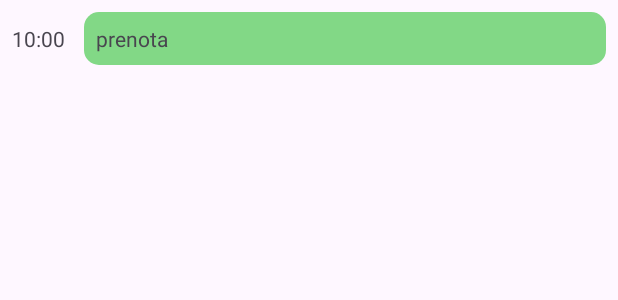
After one commit to Skeitt/DocDoc, an Android app: the layout item_list_booking.xml on its own in the app's theme, with its tools: preview values and no code run, on a phone screen of 412 x 824 dp. The commit adds this screen. Shown: the top 300 px of the screen. Run offline under Robolectric (Android 15) with nearby library versions, the phone set to English and light mode, and no system bars.

Commit message:
main activity slot prenotazioni

```diff
--- a/app/src/main/java/com/example/docdoc/model/Prenotazione.kt
+++ b/app/src/main/java/com/example/docdoc/model/Prenotazione.kt
@@ -1,8 +1,13 @@
 package com.example.docdoc.model
 
+/**
+ * @param data indica la data della prenotazione nel formato YY-MM-DD
+ */
 data class Prenotazione(
     val pid: String? = null,
     var uidPaziente: String? = null,
+    var nomePaziente: String? = null,
+    var cognomePaziente: String? = null,
     var data: String? = null,
     var orario: String? = null,
     var descrizione: String? = null,
--- a/app/src/main/java/com/example/docdoc/model/Utente.kt
+++ b/app/src/main/java/com/example/docdoc/model/Utente.kt
@@ -1,5 +1,8 @@
 package com.example.docdoc.model
 
+/**
+ * @param dataDiNascita indica la data di nascita dell'utente nel formato YY-MM-DD
+ */
 data class Utente(
     var uid: String? = null,
     var nome: String? = null,
@@ -9,7 +12,7 @@ data class Utente(
     var codiceFiscale: String? = null,
     var dataDiNascita: String? = null,
     var numDiTelefono: String? = null,
-    var ruolo: String? = null,
+    var medico: Boolean? = null,
     var indirizzo: String? = null, // per il medico è dell'ambulatorio e per il paziente di residenza
 
     // solo paziente
--- a/app/src/main/java/com/example/docdoc/view/activity/MainActivity.kt
+++ b/app/src/main/java/com/example/docdoc/view/activity/MainActivity.kt
@@ -33,11 +33,11 @@ class MainActivity : AppCompatActivity() {
             viewModel.uiState.collect{
                 if(it.fetchData) {
                     currentUser = viewModel.currentUser.value
-                    if (currentUser?.ruolo == "paziente") {
+                    if (!(currentUser?.medico!!)) {
                         binding.buttonProfiloMedico.visibility = View.VISIBLE
                         binding.buttonProfiloMedico.setOnClickListener(goToDoctorProfile(currentUser?.uidMedico!!))
-                        impostaFragment(FragmentHomePaziente())
                     }
+                    impostaFragment(FragmentHomePaziente())
                 }
             }
         }
@@ -45,7 +45,7 @@ class MainActivity : AppCompatActivity() {
         binding.menuInferiore.setOnItemSelectedListener {
             when (it.itemId) {
                 R.id.home -> {
-                    if (currentUser?.ruolo == "paziente")
+                    if (!(currentUser?.medico!!))
                         binding.buttonProfiloMedico.visibility = View.VISIBLE
                         impostaFragment(FragmentHomePaziente())
                 }
--- a/app/src/main/java/com/example/docdoc/view/fragment/FragmentReg2.kt
+++ b/app/src/main/java/com/example/docdoc/view/fragment/FragmentReg2.kt
@@ -89,11 +89,11 @@ class FragmentReg2 : Fragment() {
                 binding.editCF.error = CF_ERROR
             }
             else if (binding.radioPaziente.isChecked) {
-                viewModel.setRuolo("Paziente")
+                viewModel.setPaziente()
                 findNavController().navigate(R.id.action_fragment2_to_fragment2Paz)
             }
             else {
-                viewModel.setRuolo("Medico")
+                viewModel.setMedico()
                 findNavController().navigate(R.id.action_fragment2_to_fragment2Med)
             }
         }
--- /dev/null
+++ b/app/src/main/res/drawable/rounded_rectangle_green.xml
@@ -0,0 +1,15 @@
+<layer-list xmlns:android="http://schemas.android.com/apk/res/android">
+    <!-- OMBRA -->
+    <item>
+        <shape android:shape="rectangle">
+            <solid android:color="@color/green80"/> <!-- Colore dell'ombra -->
+            <corners android:radius="10dp"/> <!-- Raggio degli angoli -->
+        </shape>
+    </item>
+    <!-- FORMA -->
+    <item android:top="2dp" android:left="2dp" android:right="2dp" android:bottom="2dp">
+        <shape android:shape="rectangle">
+            <corners android:radius="10dp"/> <!-- Raggio degli angoli -->
+        </shape>
+    </item>
+</layer-list>
--- /dev/null
+++ b/app/src/main/res/layout/item_list_booking.xml
@@ -0,0 +1,27 @@
+<?xml version="1.0" encoding="utf-8"?>
+<LinearLayout xmlns:android="http://schemas.android.com/apk/res/android"
+    android:layout_width="match_parent"
+    android:layout_height="wrap_content"
+    android:orientation="horizontal"
+    android:padding="8dp">
+
+    <android.widget.TextView
+        android:id="@+id/show_orario"
+        android:layout_width="40dp"
+        android:layout_height="wrap_content"
+
+        android:layout_marginEnd="8dp"
+        android:text="@string/orario_random"
+    />
+
+    <android.widget.TextView
+        android:id="@+id/show_slot_desc"
+        android:layout_width="match_parent"
+        android:layout_height="wrap_content"
+        android:background="@drawable/rounded_rectangle_green"
+        android:padding="8dp"
+        android:text="@string/prenota"
+        />
+
+
+</LinearLayout>
```
Also changed, not shown: app/src/main/java/com/example/docdoc/repository/FirestoreRepository.kt (+10 -0 lines), app/src/main/java/com/example/docdoc/util/PrenotazioniUtil.kt (added, +49 -0 lines), app/src/main/java/com/example/docdoc/view/adapter/BookingListAdapter.kt (added, +42 -0 lines), app/src/main/java/com/example/docdoc/view/fragment/FragmentHomePaziente.kt (+60 -0 lines), app/src/main/java/com/example/docdoc/viewmodel/FormViewModel.kt (+10 -6 lines), app/src/main/java/com/example/docdoc/viewmodel/UtenteViewModel.kt (+48 -1 lines), app/src/main/res/layout/fragment_home_paziente.xml (+4 -5 lines).
